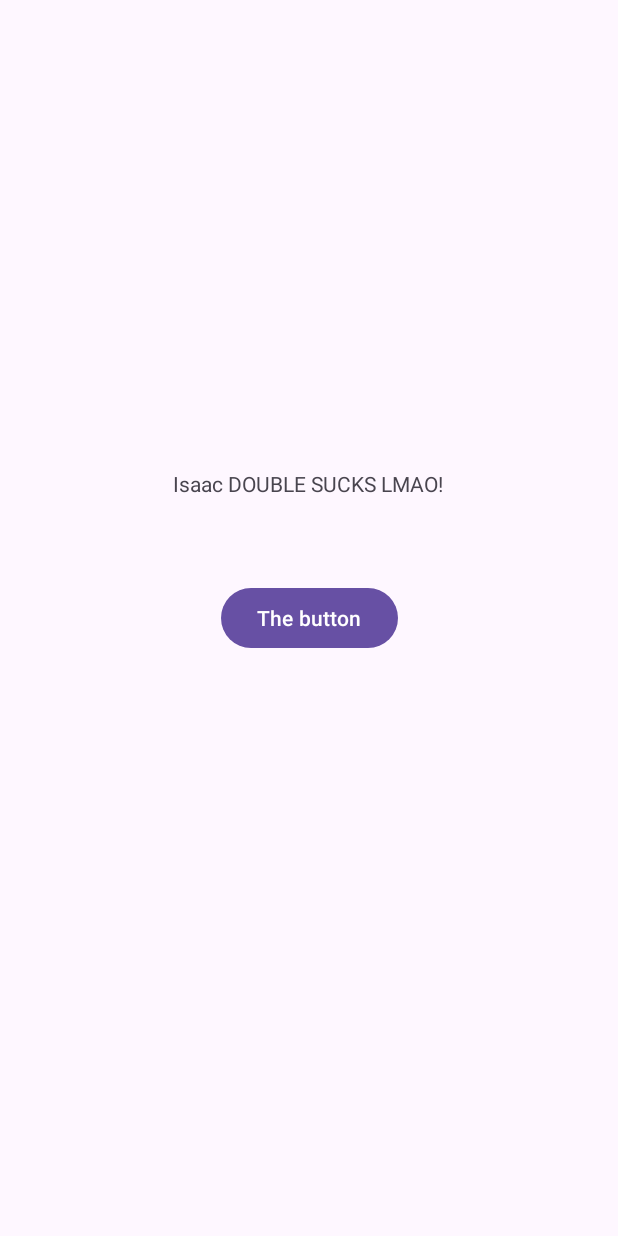
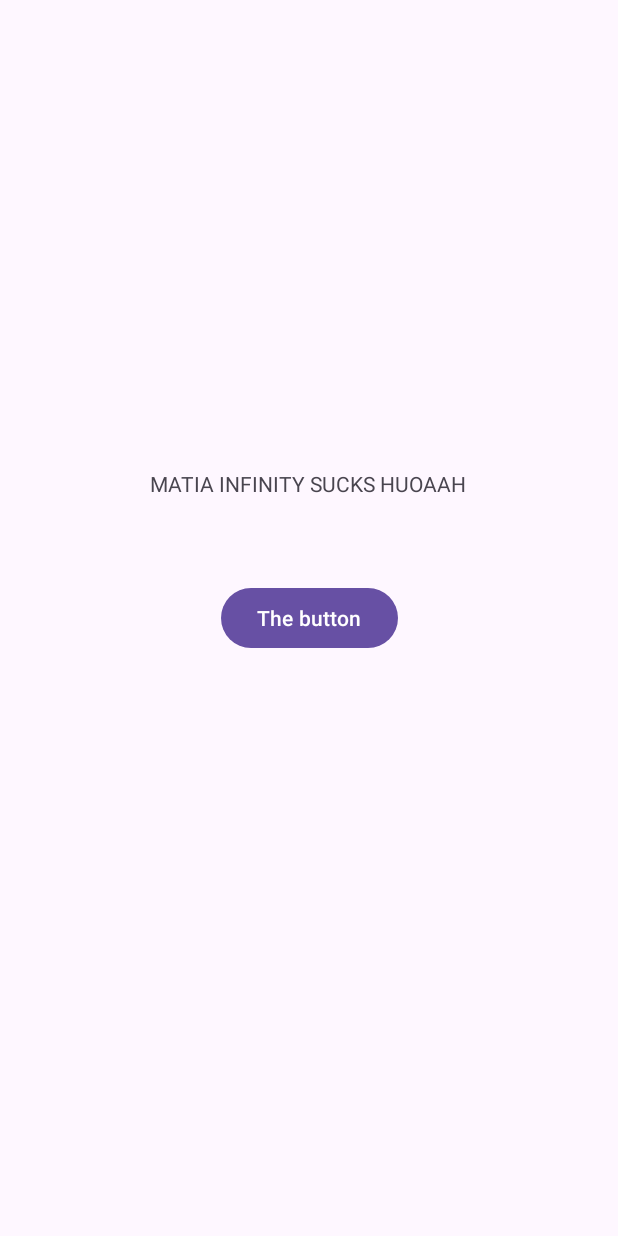
Before and after one commit to IsaacLatta/Recommender, an Android app: the screen it shows after launch (MainActivity), after a tap on "TextView", on a phone screen of 412 x 824 dp. Run offline under Robolectric (Android 15) with nearby library versions, the phone set to English and light mode, and no system bars.

Commit message:
Testing testing, im just suggesting

```diff
--- a/app/src/main/java/com/example/recommender/MainActivity.java
+++ b/app/src/main/java/com/example/recommender/MainActivity.java
@@ -28,7 +28,7 @@ public class MainActivity extends AppCompatActivity {
 
     public void buttonHandler(View view) {
         TextView tex = findViewById(R.id.textView);
-        String str = "Isaac DOUBLE SUCKS LMAO!";
+        String str = "MATIA INFINITY SUCKS HUOAAH";
         tex.setText(str);
     }
 }
```
